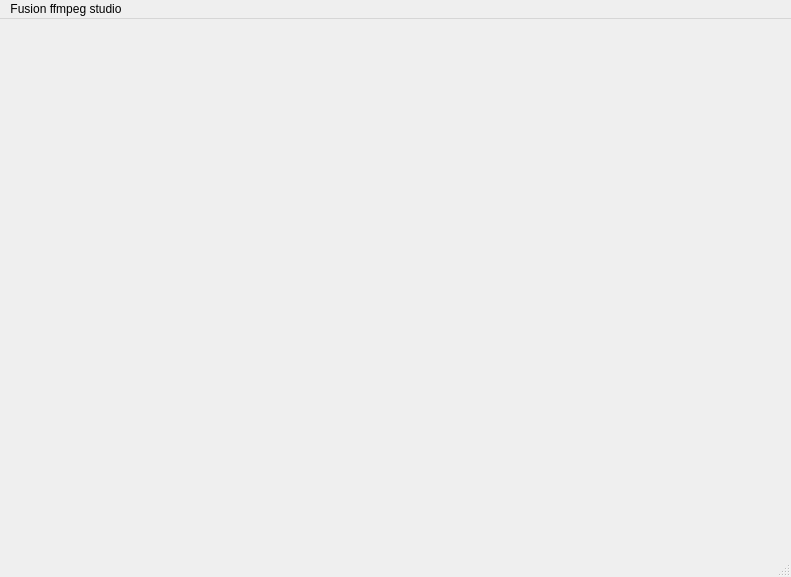
First picture: the form in mainwindow.ui, repository victormac3000/Fusion_ffmpeg_studio, before the edit.
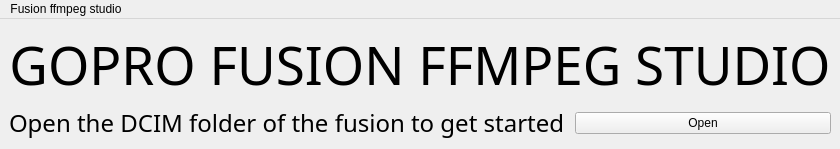
Second picture: the form after the edit.

```diff
--- a/mainwindow.ui
+++ b/mainwindow.ui
@@ -6,20 +6,89 @@
    <rect>
     <x>0</x>
     <y>0</y>
-    <width>791</width>
-    <height>577</height>
+    <width>803</width>
+    <height>143</height>
    </rect>
   </property>
   <property name="windowTitle">
    <string>MainWindow</string>
   </property>
-  <widget class="QWidget" name="centralwidget"/>
+  <widget class="QWidget" name="centralwidget">
+   <layout class="QVBoxLayout" name="verticalLayout" stretch="0,2,0">
+    <property name="spacing">
+     <number>5</number>
+    </property>
+    <item>
+     <layout class="QHBoxLayout" name="horizontalLayout">
+      <item>
+       <widget class="QLabel" name="label">
+        <property name="font">
+         <font>
+          <family>Montserrat</family>
+          <pointsize>40</pointsize>
+         </font>
+        </property>
+        <property name="text">
+         <string>GOPRO FUSION FFMPEG STUDIO</string>
+        </property>
+        <property name="alignment">
+         <set>Qt::AlignCenter</set>
+        </property>
+       </widget>
+      </item>
+     </layout>
+    </item>
+    <item>
+     <layout class="QHBoxLayout" name="horizontalLayout_2">
+      <property name="spacing">
+       <number>10</number>
+      </property>
+      <item>
+       <widget class="QLabel" name="label_2">
+        <property name="font">
+         <font>
+          <family>Montserrat</family>
+          <pointsize>18</pointsize>
+         </font>
+        </property>
+        <property name="text">
+         <string>Open the DCIM folder of the fusion to get started</string>
+        </property>
+        <property name="alignment">
+         <set>Qt::AlignLeading|Qt::AlignLeft|Qt::AlignVCenter</set>
+        </property>
+       </widget>
+      </item>
+      <item>
+       <widget class="QPushButton" name="open_folder_button">
+        <property name="text">
+         <string>Open</string>
+        </property>
+       </widget>
+      </item>
+     </layout>
+    </item>
+    <item>
+     <spacer name="verticalSpacer">
+      <property name="orientation">
+       <enum>Qt::Vertical</enum>
+      </property>
+      <property name="sizeHint" stdset="0">
+       <size>
+        <width>20</width>
+        <height>40</height>
+       </size>
+      </property>
+     </spacer>
+    </item>
+   </layout>
+  </widget>
   <widget class="QMenuBar" name="menubar">
    <property name="geometry">
     <rect>
      <x>0</x>
      <y>0</y>
-     <width>791</width>
+     <width>803</width>
      <height>24</height>
     </rect>
    </property>
@@ -32,7 +101,6 @@
    </widget>
    <addaction name="menuFusion_ffmpeg_studio"/>
   </widget>
-  <widget class="QStatusBar" name="statusbar"/>
   <action name="actionss">
    <property name="text">
     <string>ss</string>
```
